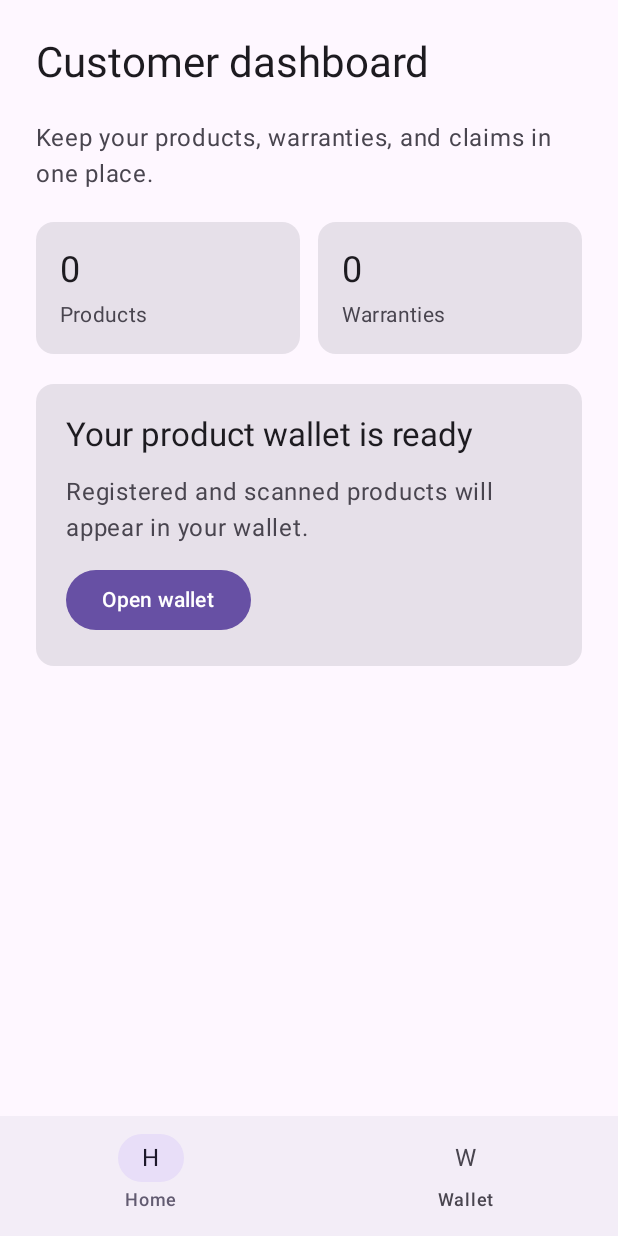
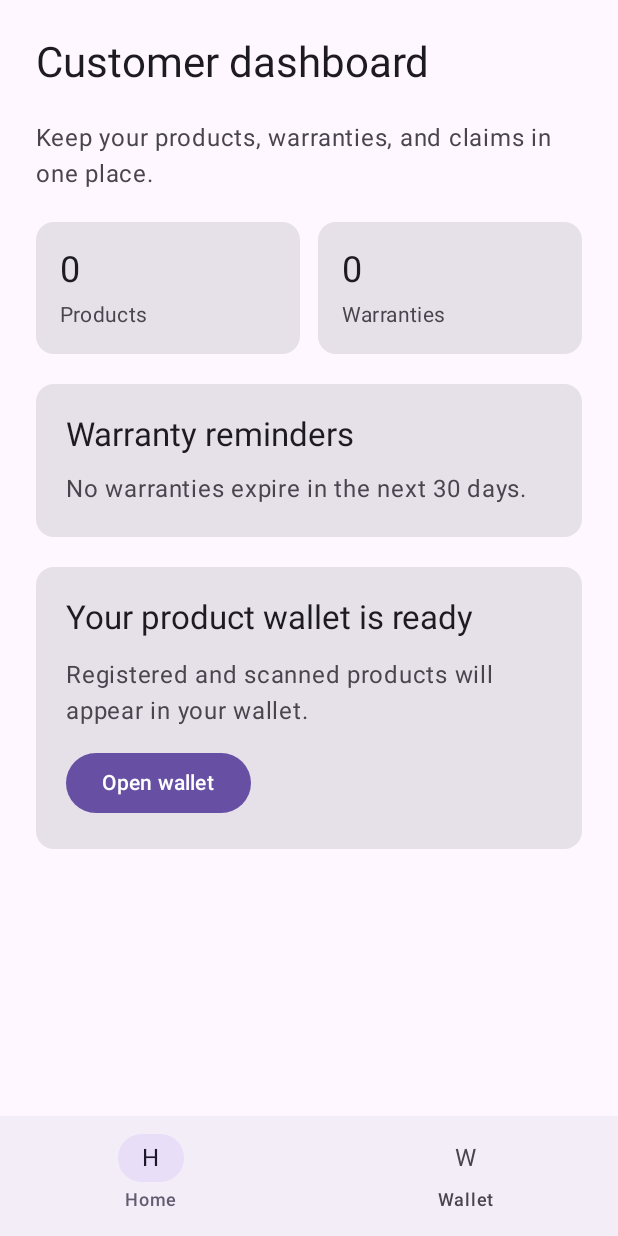
Before and after one commit to Hirukshanan/warrio-mobile-app, an Android app built with Jetpack Compose: the DashboardScreen screen opened through its navigation route, on a phone screen of 412 x 824 dp. Run offline under Robolectric (Android 15) with nearby library versions, the phone set to English and light mode, and no system bars.

Commit message:
feat: persist claims and show warranty reminders

```diff
--- a/app/src/main/java/com/warrio/app/ui/WarrioApp.kt
+++ b/app/src/main/java/com/warrio/app/ui/WarrioApp.kt
@@ -1,6 +1,7 @@
 package com.warrio.app.ui
 
 import androidx.compose.runtime.Composable
+import androidx.compose.ui.platform.LocalContext
 import androidx.compose.runtime.getValue
 import androidx.compose.runtime.mutableStateListOf
 import androidx.compose.runtime.mutableStateMapOf
@@ -19,6 +20,8 @@ import com.warrio.app.ui.auth.RegistrationRoute
 import com.warrio.app.ui.claim.ClaimSubmissionScreen
 import com.warrio.app.ui.claim.WarrantyClaimUiModel
 import com.warrio.app.ui.claim.addClaimToProduct
+import org.json.JSONArray
+import org.json.JSONObject
 import com.warrio.app.ui.customer.CustomerTab
 import com.warrio.app.ui.customer.DashboardScreen
 import com.warrio.app.ui.customer.ProductWalletScreen
@@ -34,12 +37,34 @@ import com.warrio.app.ui.product.ManualProductViewModel
 fun WarrioApp(
     navController: NavHostController = rememberNavController(),
 ) {
+    val appContext = LocalContext.current.applicationContext
+    val claimPreferences = remember {
+        appContext.getSharedPreferences("warrio_claims", android.content.Context.MODE_PRIVATE)
+    }
     val walletProducts = remember { mutableStateListOf<WalletProductUiModel>() }
     val productDocuments = remember {
         mutableStateMapOf<String, List<DocumentAttachmentUiModel>>()
     }
     val productClaims = remember {
-        mutableStateMapOf<String, List<WarrantyClaimUiModel>>()
+        mutableStateMapOf<String, List<WarrantyClaimUiModel>>().apply {
+            val savedClaims = runCatching {
+                JSONArray(claimPreferences.getString("claims", "[]")).let { array ->
+                    (0 until array.length()).mapNotNull { index ->
+                        val item = array.optJSONObject(index) ?: return@mapNotNull null
+                        WarrantyClaimUiModel(
+                            id = item.optString("id"),
+                            productId = item.optString("productId"),
+                            description = item.optString("description"),
+                            status = runCatching {
+                                com.warrio.app.ui.claim.WarrantyClaimStatus.valueOf(item.optString("status"))
+                            }.getOrDefault(com.warrio.app.ui.claim.WarrantyClaimStatus.SUBMITTED),
+                            submittedAtEpochMillis = item.optLong("submittedAtEpochMillis"),
+                        )
+                    }
+                }
+            }.getOrDefault(emptyList())
+            savedClaims.groupBy { it.productId }.forEach { (productId, claims) -> put(productId, claims) }
+        }
     }
     var selectedProduct by remember { mutableStateOf<WalletProductUiModel?>(null) }
 
@@ -63,6 +88,7 @@ fun WarrioApp(
         }
         composable(WarrioDestination.Dashboard.route) {
             DashboardScreen(
+                products = walletProducts,
                 onOpenWallet = {
                     navController.navigate(WarrioDestination.Wallet.route) {
                         launchSingleTop = true
@@ -169,6 +195,19 @@ fun WarrioApp(
                 onBack = { navController.popBackStack() },
                 onSubmitClaim = { claim ->
                     addClaimToProduct(productClaims, claim)
+                    val allClaims = productClaims.values.flatten()
+                    val saved = JSONArray().apply {
+                        allClaims.forEach { item ->
+                            put(JSONObject().apply {
+                                put("id", item.id)
+                                put("productId", item.productId)
+                                put("description", item.description)
+                                put("status", item.status.name)
+                                put("submittedAtEpochMillis", item.submittedAtEpochMillis)
+                            })
+                        }
+                    }
+                    claimPreferences.edit().putString("claims", saved.toString()).apply()
                     navController.popBackStack()
                 },
             )
--- a/app/src/main/java/com/warrio/app/ui/claim/WarrantyClaimUiModel.kt
+++ b/app/src/main/java/com/warrio/app/ui/claim/WarrantyClaimUiModel.kt
@@ -11,6 +11,7 @@ data class WarrantyClaimUiModel(
     val productId: String,
     val description: String,
     val status: WarrantyClaimStatus = WarrantyClaimStatus.SUBMITTED,
+    val submittedAtEpochMillis: Long = System.currentTimeMillis(),
 )
 
 internal fun addClaimToProduct(
--- a/app/src/main/java/com/warrio/app/ui/customer/DashboardScreen.kt
+++ b/app/src/main/java/com/warrio/app/ui/customer/DashboardScreen.kt
@@ -13,11 +13,35 @@ import androidx.compose.material3.Text
 import androidx.compose.runtime.Composable
 import androidx.compose.ui.Modifier
 import androidx.compose.ui.unit.dp
+import java.text.SimpleDateFormat
+import java.util.Calendar
+import java.util.Locale
+import java.util.concurrent.TimeUnit
 
 @Composable
 fun DashboardScreen(
+    products: List<WalletProductUiModel>,
     onOpenWallet: () -> Unit,
 ) {
+    val today = Calendar.getInstance().apply {
+        set(Calendar.HOUR_OF_DAY, 0)
+        set(Calendar.MINUTE, 0)
+        set(Calendar.SECOND, 0)
+        set(Calendar.MILLISECOND, 0)
+    }.timeInMillis
+    val upcomingExpiries = products.mapNotNull { product ->
+        runCatching {
+            val purchaseDate = SimpleDateFormat("yyyy-MM-dd", Locale.ROOT).apply {
+                isLenient = false
+            }.parse(product.purchaseDate) ?: return@runCatching null
+            val expiry = Calendar.getInstance().apply {
+                time = purchaseDate
+                add(Calendar.MONTH, product.warrantyMonths)
+            }.timeInMillis
+            val daysLeft = TimeUnit.MILLISECONDS.toDays(expiry - today)
+            if (daysLeft in 0L..30L) product to daysLeft else null
+        }.getOrNull()
+    }.sortedBy { it.second }
     CustomerScaffold(
         selectedTab = CustomerTab.DASHBOARD,
         onSelectTab = { selectedTab ->
@@ -46,15 +70,37 @@ fun DashboardScreen(
                 horizontalArrangement = Arrangement.spacedBy(12.dp),
             ) {
                 DashboardSummaryCard(
-                    value = "0",
+                    value = products.size.toString(),
                     label = "Products",
                     modifier = Modifier.weight(1f),
                 )
                 DashboardSummaryCard(
-                    value = "0",
+                    value = upcomingExpiries.size.toString(),
                     label = "Warranties",
                     modifier = Modifier.weight(1f),
                 )
+            }
+
+            Card(modifier = Modifier.fillMaxWidth()) {
+                Column(
+                    modifier = Modifier.padding(20.dp),
+                    verticalArrangement = Arrangement.spacedBy(10.dp),
+                ) {
+                    Text("Warranty reminders", style = MaterialTheme.typography.titleLarge)
+                    if (upcomingExpiries.isEmpty()) {
+                        Text(
+                            "No warranties expire in the next 30 days.",
+                            color = MaterialTheme.colorScheme.onSurfaceVariant,
+                        )
+                    } else {
+                        upcomingExpiries.forEach { (product, daysLeft) ->
+                            Text(
+                                text = "${product.name} — expires in $daysLeft ${if (daysLeft == 1L) "day" else "days"}",
+                                style = MaterialTheme.typography.bodyMedium,
+                            )
+                        }
+                    }
+                }
             }
 
             Card(modifier = Modifier.fillMaxWidth()) {
```
